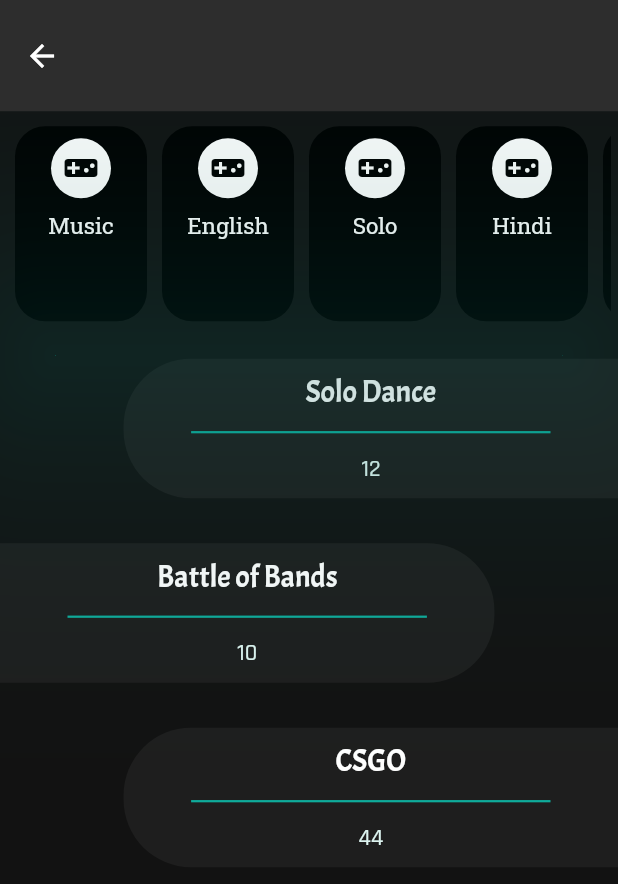
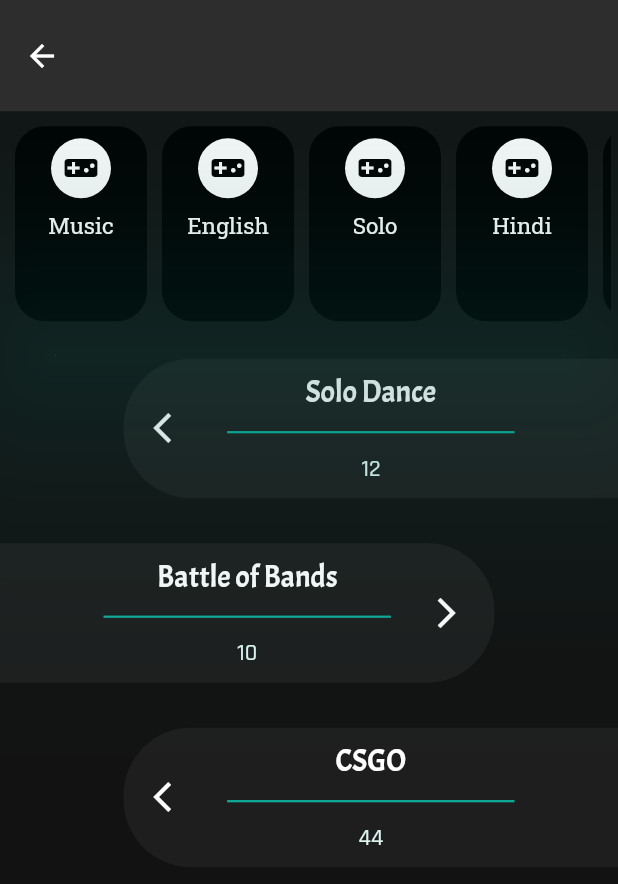
Before and after one commit to sonalika2001/Events-Page, a Flutter app: the screen it shows after launch, on a phone screen of 412 x 824 dp. Shown: the top 884 px of the screen. Run offline on Flutter 3.47's test engine with Material 2 defaults, Android fonts, the phone set to English and light mode, and no system bars.

Commit message:
added arrow in direction of pull

```diff
--- a/lib/constants.dart
+++ b/lib/constants.dart
@@ -26,6 +26,9 @@ const kDarkThemeBackground = Color(0xff121212);
 const kDarkThemeContrast1 = Color(0xff2D2D2D);
 const kDarkThemeContrast2 = Color(0xff1E1E1E);
 const kElementColor = Color(0xff0FAB9B);
+
+const kPrimaryThemeColor = Color(0xff4635a7);
+const kAccentThemeColor =Color(0xffb659b2);
 
 const kradius = Radius.circular(45);
 
--- a/lib/events_screen.dart
+++ b/lib/events_screen.dart
@@ -1,6 +1,6 @@
 import 'package:flutter/material.dart';
 import 'package:events_page/widgets/events_list.dart';
-import 'package:events_page/widgets/filters.dart';
+
 import 'constants.dart';
 import 'package:events_page/widgets/drawers.dart';
 
--- a/lib/main.dart
+++ b/lib/main.dart
@@ -1,8 +1,8 @@
-import 'dart:convert';
+
 
 import 'package:flutter/material.dart';
 import 'package:events_page/events_screen.dart';
-import 'events.dart';
+
 
 void main() {
   runApp(EventsPage());
--- a/lib/widgets/aligned_list.dart
+++ b/lib/widgets/aligned_list.dart
@@ -7,7 +7,7 @@ class LeftAlignedListTile extends StatefulWidget {
   LeftAlignedListTile({@required this.i, this.width, @required this.data});
   final Data data;
   final int i;
-  double width;
+  final double width;
 
   @override
   _LeftAlignedListTileState createState() => _LeftAlignedListTileState();
@@ -23,6 +23,7 @@ class _LeftAlignedListTileState extends State<LeftAlignedListTile> {
           eventName: widget.data.name,
           eventCategory: widget.data.category.toString(),
           eventTileStyle: eventTileStyle(widget.i),
+          align: false,
         )),
         SizedBox(
           width: 0.2 * widget.width,
@@ -51,6 +52,7 @@ class RightAlignedListTile extends StatelessWidget {
           eventName: data.name,
           eventCategory: data.category.toString(),
           eventTileStyle: eventTileStyle(i),
+          align: true,
         )),
       ],
     );
--- a/lib/widgets/events_button.dart
+++ b/lib/widgets/events_button.dart
@@ -5,8 +5,10 @@ class EventsButton extends StatefulWidget {
   final String eventName;
   final String eventCategory;
   final BoxDecoration eventTileStyle;
+  final bool align; //false for left, true for right
 
-  EventsButton({this.eventName, this.eventCategory, this.eventTileStyle});
+  EventsButton(
+      {this.eventName, this.eventCategory, this.eventTileStyle, this.align});
   @override
   _EventsButtonState createState() => _EventsButtonState();
 }
@@ -23,6 +25,10 @@ class _EventsButtonState extends State<EventsButton> {
           mainAxisAlignment: MainAxisAlignment.spaceEvenly,
           crossAxisAlignment: CrossAxisAlignment.center,
           children: <Widget>[
+            Icon(
+              widget.align == true ? Icons.arrow_back_ios : null,
+              color: Colors.white,
+            ),
             Expanded(
               child: Padding(
                 padding:
@@ -50,9 +56,10 @@ class _EventsButtonState extends State<EventsButton> {
                 ),
               ),
             ),
-            // SizedBox(
-            //   width: 20,
-            // ),
+            Icon(
+              widget.align == false ? Icons.arrow_forward_ios : null,
+              color: Colors.white,
+            ),
           ],
         ),
       ),
--- a/lib/widgets/events_list.dart
+++ b/lib/widgets/events_list.dart
@@ -9,7 +9,7 @@ import 'filters.dart';
 
 class EventsList extends StatefulWidget {
   final Key swipeKey = Key('swipeKey');
-  GlobalKey<ScaffoldState> scaffoldKey;
+  final GlobalKey<ScaffoldState> scaffoldKey;
 
   EventsList(this.scaffoldKey);
 
@@ -51,7 +51,7 @@ class _EventsListState extends State<EventsList> {
                 child: ListView.builder(
                   itemCount: FilterList.getUpdatedData().length,
                   itemBuilder: (BuildContext context, int index) {
-                    return alignedEventList(
+                    return AlignedEventList(
                         index,
                         MediaQuery.of(context).size.width,
                         widget.swipeKey,
--- a/lib/widgets/slidable_list.dart
+++ b/lib/widgets/slidable_list.dart
@@ -1,24 +1,23 @@
 import 'dart:async';
 
 import 'package:flutter/material.dart';
-import 'package:events_page/constants.dart';
 import '../events.dart';
 import 'aligned_list.dart';
 
-class alignedEventList extends StatefulWidget {
+class AlignedEventList extends StatefulWidget {
   int index;
   double width;
   Key swipeKey;
   GlobalKey<ScaffoldState> scaffoldKey;
-  alignedEventList(
+  AlignedEventList(
       this.index, this.width, this.swipeKey, this.data, this.scaffoldKey);
 
   Data data;
   @override
-  _alignedEventListState createState() => _alignedEventListState();
+  _AlignedEventListState createState() => _AlignedEventListState();
 }
 
-class _alignedEventListState extends State<alignedEventList> {
+class _AlignedEventListState extends State<AlignedEventList> {
   @override
   Widget build(BuildContext context) {
     if (widget.index % 2 != 0) {
```
